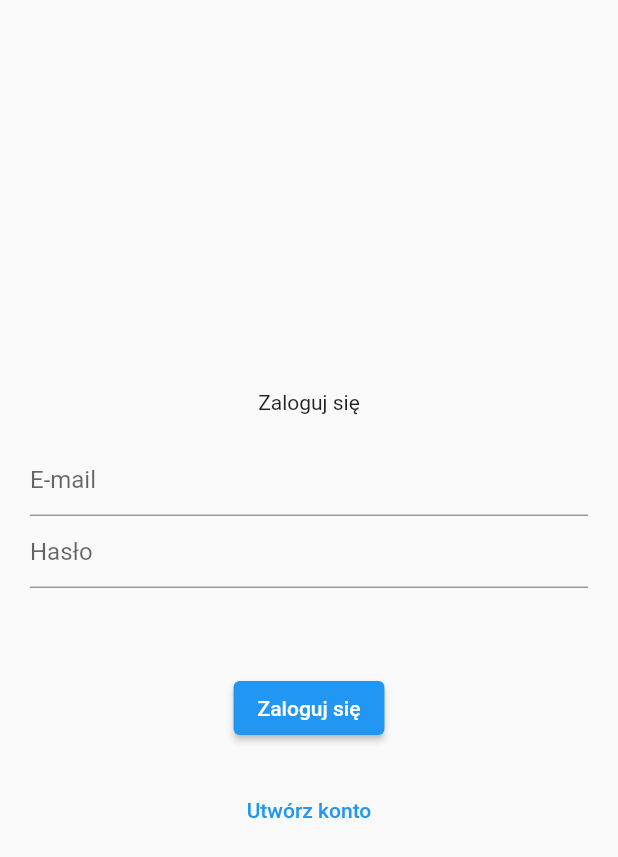
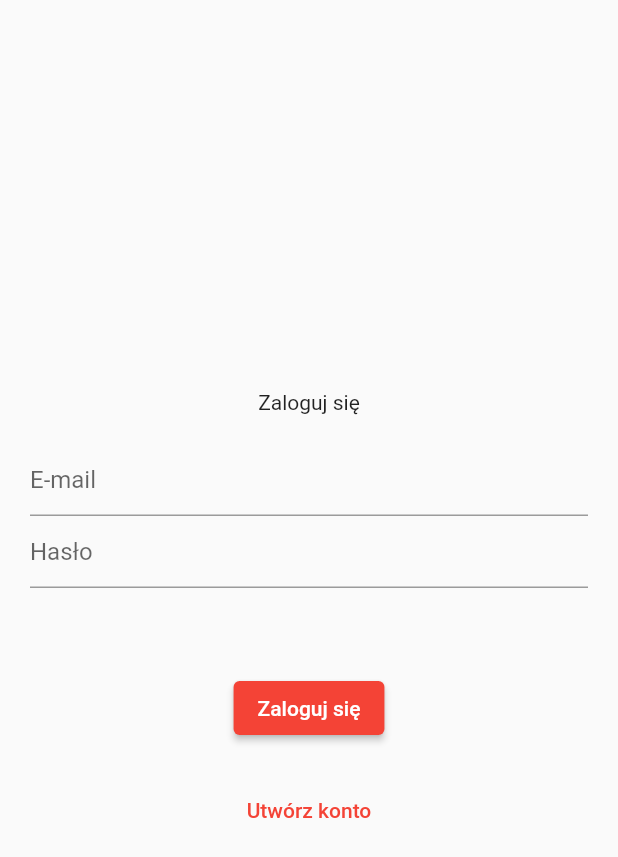
Before and after one commit to Jacek96/najlepsza_pizza_w_miescie, a Flutter app: the screen it shows after launch, on a phone screen of 412 x 824 dp. Shown: the top 857 px of the screen. Run offline on Flutter 3.47's test engine with Material 2 defaults, Android fonts, the phone set to English and light mode, and no system bars; our stand-ins replace cloud_firestore, firebase_auth, firebase_core; accounts and stored records are empty.

Commit message:
Change primery color

```diff
--- a/lib/app/login/logi_page.dart
+++ b/lib/app/login/logi_page.dart
@@ -89,7 +89,7 @@ class _LoginPageState extends State<LoginPage> {
                       isCreatingAccount = true;
                     });
                   },
-                  child: Text('Utwórz konto'),
+                  child: const Text('Utwórz konto'),
                 )
               ],
               if (isCreatingAccount == true) ...[
@@ -99,7 +99,7 @@ class _LoginPageState extends State<LoginPage> {
                       isCreatingAccount = false;
                     });
                   },
-                  child: Text('Masz już konto?'),
+                  child: const Text('Masz już konto?'),
                 )
               ],
             ],
--- a/lib/main.dart
+++ b/lib/main.dart
@@ -19,12 +19,11 @@ class MyApp extends StatelessWidget {
   @override
   Widget build(BuildContext context) {
     return MaterialApp(
-      title: 'Flutter Demo',
-      theme: ThemeData(
-        primarySwatch: Colors.blue,
-      ),
-      home: const RootPage(),
-    );
+        title: 'Flutter Demo',
+        theme: ThemeData(
+          primarySwatch: Colors.red,
+        ),
+        home: const RootPage());
   }
 }
 
```
